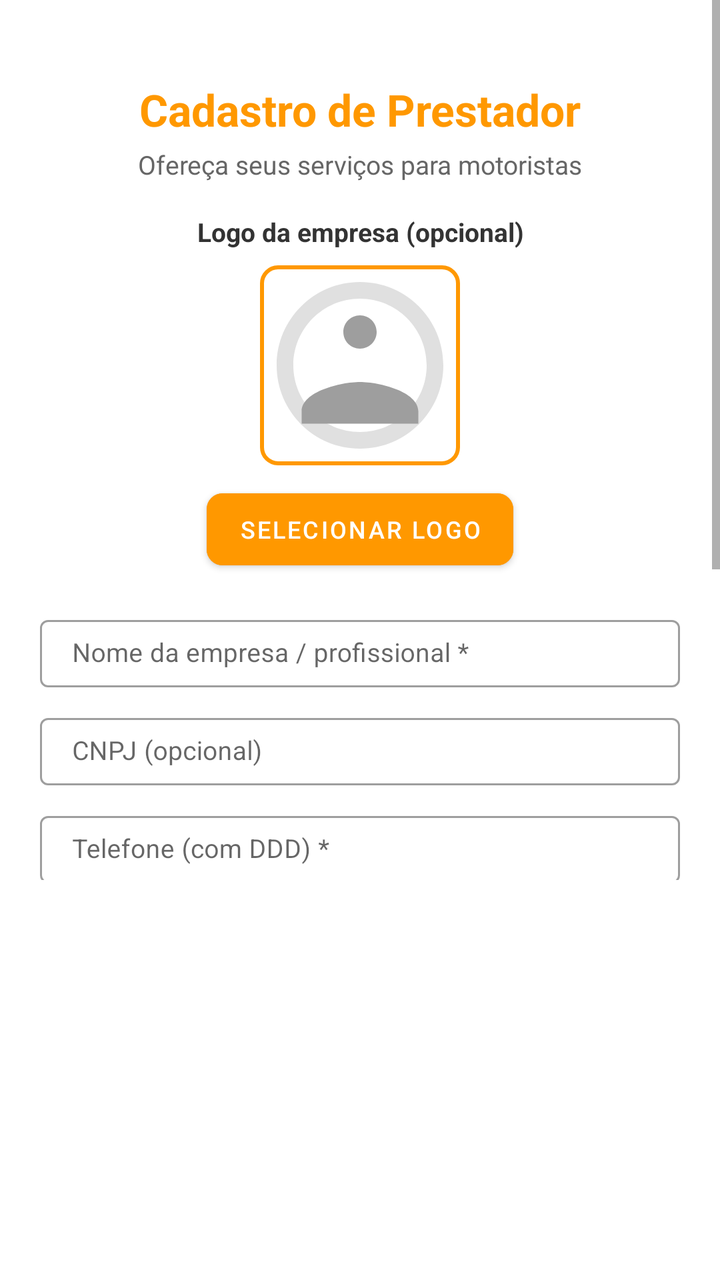
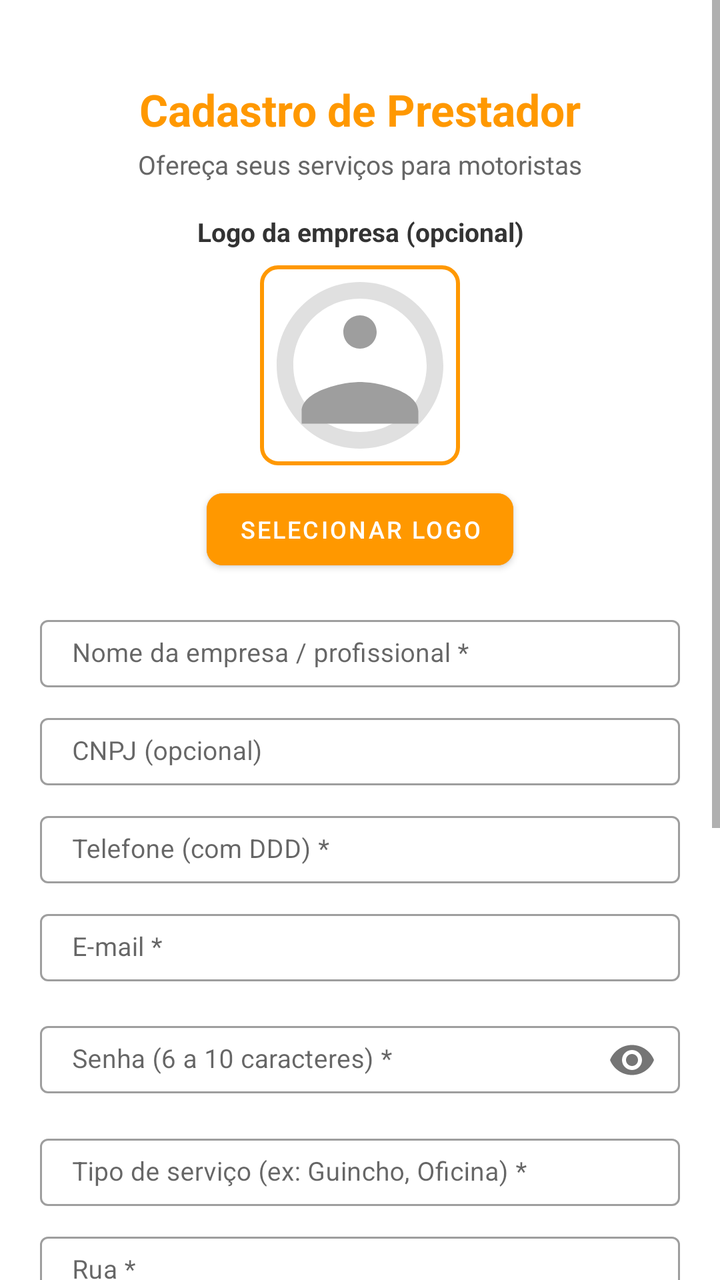

Two renders of the same Android screen: before a commit and after it. Below are the layout's source before the change and the commit's diff.
<!-- AndroidManifest.xml: application theme Theme.MaterialComponents.Light.NoActionBar -->
<!-- res/layout/activity_cadastro_prestador.xml -->
<?xml version="1.0" encoding="utf-8"?>
<ScrollView xmlns:android="http://schemas.android.com/apk/res/android"
    xmlns:app="http://schemas.android.com/apk/res-auto"
    xmlns:tools="http://schemas.android.com/tools"
    android:id="@+id/scrollView"
    android:layout_width="match_parent"
    android:layout_height="match_parent"
    android:background="@android:color/white"
    android:fillViewport="true"
    android:paddingBottom="200dp"
    android:focusableInTouchMode="true">

    <androidx.constraintlayout.widget.ConstraintLayout
        android:layout_width="match_parent"
        android:layout_height="wrap_content"
        android:paddingStart="20dp"
        android:paddingEnd="20dp"
        android:paddingTop="16dp"
        android:paddingBottom="32dp"
        tools:context=".CadastroPrestadorActivity">

        
        <TextView
            android:id="@+id/tvTitulo"
            android:layout_width="wrap_content"
            android:layout_height="wrap_content"
            android:layout_marginTop="24dp"
            android:text="Cadastro de Prestador"
            android:textColor="#FF9800"
            android:textSize="22sp"
            android:textStyle="bold"
            app:layout_constraintEnd_toEndOf="parent"
            app:layout_constraintStart_toStartOf="parent"
            app:layout_constraintTop_toTopOf="parent" />

        
        <TextView
            android:id="@+id/tvSubtitulo"
            android:layout_width="0dp"
            android:layout_height="wrap_content"
            android:layout_marginTop="4dp"
            android:gravity="center"
            android:text="Ofereça seus serviços para motoristas"
            android:textColor="#666666"
            android:textSize="13sp"
            app:layout_constraintEnd_toEndOf="parent"
            app:layout_constraintStart_toStartOf="parent"
            app:layout_constraintTop_toBottomOf="@+id/tvTitulo" />

        
        <TextView
            android:id="@+id/tvLogoLabel"
            android:layout_width="0dp"
            android:layout_height="wrap_content"
            android:layout_marginTop="16dp"
            android:gravity="center"
            android:text="Logo da empresa (opcional)"
            android:textColor="#333333"
            android:textSize="13sp"
            android:textStyle="bold"
            app:layout_constraintEnd_toEndOf="parent"
            app:layout_constraintStart_toStartOf="parent"
            app:layout_constraintTop_toBottomOf="@+id/tvSubtitulo" />

        
        <ImageView
            android:id="@+id/ivLogo"
            android:layout_width="100dp"
            android:layout_height="100dp"
            android:layout_marginTop="8dp"
            android:src="@drawable/ic_placeholder_logo"
            android:scaleType="centerCrop"
            android:clickable="true"
            android:focusable="true"
            android:background="@drawable/border_logo"
            app:layout_constraintEnd_toEndOf="parent"
            app:layout_constraintStart_toStartOf="parent"
            app:layout_constraintTop_toBottomOf="@+id/tvLogoLabel" />

        
        <com.google.android.material.button.MaterialButton
            android:id="@+id/btnSelecionarLogo"
            android:layout_width="wrap_content"
            android:layout_height="wrap_content"
            android:layout_marginTop="8dp"
            android:backgroundTint="#FF9800"
            android:text="Selecionar Logo"
            android:textColor="@android:color/white"
            android:textSize="12sp"
            app:cornerRadius="8dp"
            app:layout_constraintEnd_toEndOf="parent"
            app:layout_constraintStart_toStartOf="parent"
            app:layout_constraintTop_toBottomOf="@+id/ivLogo" />

        
        <com.google.android.material.textfield.TextInputLayout
            android:id="@+id/tilNome"
            android:layout_width="0dp"
            android:layout_height="wrap_content"
            android:layout_marginTop="16dp"
            app:hintEnabled="true"
            style="@style/Widget.MaterialComponents.TextInputLayout.OutlinedBox"
            app:layout_constraintEnd_toEndOf="parent"
            app:layout_constraintStart_toStartOf="parent"
            app:layout_constraintTop_toBottomOf="@+id/btnSelecionarLogo">

            <com.google.android.material.textfield.TextInputEditText
                android:id="@+id/edtNome"
                android:layout_width="match_parent"
                android:layout_height="wrap_content"
                android:hint="Nome da empresa / profissional *"
                android:inputType="textCapWords|textPersonName"
                android:maxLines="1"
                android:textSize="13sp"
                android:paddingTop="8dp"
                android:paddingBottom="8dp" />
        </com.google.android.material.textfield.TextInputLayout>

        
        <com.google.android.material.textfield.TextInputLayout
            android:id="@+id/tilCnpj"
            android:layout_width="0dp"
            android:layout_height="wrap_content"
            android:layout_marginTop="10dp"
            app:hintEnabled="true"
            style="@style/Widget.MaterialComponents.TextInputLayout.OutlinedBox"
            app:layout_constraintEnd_toEndOf="parent"
            app:layout_constraintStart_toStartOf="parent"
            app:layout_constraintTop_toBottomOf="@+id/tilNome">

            <com.google.android.material.textfield.TextInputEditText
                android:id="@+id/edtCnpj"
                android:layout_width="match_parent"
                android:layout_height="wrap_content"
                android:hint="CNPJ (opcional)"
                android:inputType="number"
                android:maxLines="1"
                android:textSize="13sp"
                android:paddingTop="8dp"
                android:paddingBottom="8dp" />
        </com.google.android.material.textfield.TextInputLayout>

        
        <com.google.android.material.textfield.TextInputLayout
            android:id="@+id/tilTelefone"
            android:layout_width="0dp"
            android:layout_height="wrap_content"
            android:layout_marginTop="10dp"
            app:hintEnabled="true"
            style="@style/Widget.MaterialComponents.TextInputLayout.OutlinedBox"
            app:layout_constraintEnd_toEndOf="parent"
            app:layout_constraintStart_toStartOf="parent"
            app:layout_constraintTop_toBottomOf="@+id/tilCnpj">

            <com.google.android.material.textfield.TextInputEditText
                android:id="@+id/edtTelefone"
                android:layout_width="match_parent"
                android:layout_height="wrap_content"
                android:hint="Telefone (com DDD) *"
                android:inputType="phone"
                android:maxLines="1"
                android:textSize="13sp"
                android:paddingTop="8dp"
                android:paddingBottom="8dp" />
        </com.google.android.material.textfield.TextInputLayout>

        
        <com.google.android.material.textfield.TextInputLayout
            android:id="@+id/tilEmail"
            android:layout_width="0dp"
            android:layout_height="wrap_content"
            android:layout_marginTop="10dp"
            app:hintEnabled="true"
            style="@style/Widget.MaterialComponents.TextInputLayout.OutlinedBox"
            app:layout_constraintEnd_toEndOf="parent"
            app:layout_constraintStart_toStartOf="parent"
            app:layout_constraintTop_toBottomOf="@+id/tilTelefone">

            <com.google.android.material.textfield.TextInputEditText
                android:id="@+id/edtEmail"
                android:layout_width="match_parent"
                android:layout_height="wrap_content"
                android:hint="E-mail *"
                android:inputType="textEmailAddress"
                android:maxLines="1"
                android:textSize="13sp"
                android:paddingTop="8dp"
                android:paddingBottom="8dp" />
        </com.google.android.material.textfield.TextInputLayout>

        
        <com.google.android.material.textfield.TextInputLayout
            android:id="@+id/tilSenha"
            android:layout_width="0dp"
            android:layout_height="wrap_content"
            android:layout_marginTop="10dp"
            app:hintEnabled="true"
            app:passwordToggleEnabled="true"
            style="@style/Widget.MaterialComponents.TextInputLayout.OutlinedBox"
            app:layout_constraintEnd_toEndOf="parent"
            app:layout_constraintStart_toStartOf="parent"
            app:layout_constraintTop_toBottomOf="@+id/tilEmail">

            <com.google.android.material.textfield.TextInputEditText
                android:id="@+id/edtSenha"
                android:layout_width="match_parent"
                android:layout_height="wrap_content"
                android:hint="Senha (6 a 10 caracteres) *"
                android:inputType="textPassword"
                android:maxLength="10"
                android:maxLines="1"
                android:textSize="13sp"
                android:paddingTop="8dp"
                android:paddingBottom="8dp" />
        </com.google.android.material.textfield.TextInputLayout>

        
        <com.google.android.material.textfield.TextInputLayout
            android:id="@+id/tilServico"
            android:layout_width="0dp"
            android:layout_height="wrap_content"
            android:layout_marginTop="10dp"
            app:hintEnabled="true"
            style="@style/Widget.MaterialComponents.TextInputLayout.OutlinedBox"
            app:layout_constraintEnd_toEndOf="parent"
            app:layout_constraintStart_toStartOf="parent"
            app:layout_constraintTop_toBottomOf="@+id/tilSenha">

            <com.google.android.material.textfield.TextInputEditText
                android:id="@+id/edtServico"
                android:layout_width="match_parent"
                android:layout_height="wrap_content"
                android:hint="Tipo de serviço (ex: Guincho, Oficina) *"
                android:inputType="textCapWords"
                android:maxLines="1"
                android:textSize="13sp"
                android:paddingTop="8dp"
                android:paddingBottom="8dp" />
        </com.google.android.material.textfield.TextInputLayout>

        

        
        <com.google.android.material.textfield.TextInputLayout
            android:id="@+id/tilRua"
            android:layout_width="0dp"
            android:layout_height="wrap_content"
            android:layout_marginTop="10dp"
            app:hintEnabled="true"
            style="@style/Widget.MaterialComponents.TextInputLayout.OutlinedBox"
            app:layout_constraintEnd_toEndOf="parent"
            app:layout_constraintStart_toStartOf="parent"
            app:layout_constraintTop_toBottomOf="@+id/tilServico">

            <com.google.android.material.textfield.TextInputEditText
                android:id="@+id/edtRua"
                android:layout_width="match_parent"
                android:layout_height="wrap_content"
                android:hint="Rua *"
                android:inputType="textPostalAddress"
                android:maxLines="1"
                android:textSize="13sp"
                android:paddingTop="8dp"
                android:paddingBottom="8dp" />
        </com.google.android.material.textfield.TextInputLayout>

        
        <androidx.constraintlayout.widget.ConstraintLayout
            android:id="@+id/clNumeroBairro"
            android:layout_width="0dp"
            android:layout_height="wrap_content"
            android:layout_marginTop="10dp"
            app:layout_constraintEnd_toEndOf="parent"
            app:layout_constraintStart_toStartOf="parent"
            app:layout_constraintTop_toBottomOf="@+id/tilRua">

            <com.google.android.material.textfield.TextInputLayout
                android:id="@+id/tilNumero"
                android:layout_width="0dp"
                android:layout_height="wrap_content"
                app:hintEnabled="true"
                style="@style/Widget.MaterialComponents.TextInputLayout.OutlinedBox"
                app:layout_constraintEnd_toStartOf="@+id/tilBairro"
                app:layout_constraintStart_toStartOf="parent"
                app:layout_constraintTop_toTopOf="parent">

                <com.google.android.material.textfield.TextInputEditText
                    android:id="@+id/edtNumero"
                    android:layout_width="match_parent"
                    android:layout_height="wrap_content"
                    android:hint="Número *"
                    android:inputType="number"
                    android:maxLines="1"
                    android:textSize="13sp"
                    android:paddingTop="8dp"
                    android:paddingBottom="8dp" />
            </com.google.android.material.textfield.TextInputLayout>

            <com.google.android.material.textfield.TextInputLayout
                android:id="@+id/tilBairro"
                android:layout_width="0dp"
                android:layout_height="wrap_content"
                app:hintEnabled="true"
                style="@style/Widget.MaterialComponents.TextInputLayout.OutlinedBox"
                app:layout_constraintEnd_toEndOf="parent"
                app:layout_constraintStart_toEndOf="@+id/tilNumero"
                app:layout_constraintTop_toTopOf="parent"
                android:layout_marginStart="8dp">

                <com.google.android.material.textfield.TextInputEditText
                    android:id="@+id/edtBairro"
                    android:layout_width="match_parent"
                    android:layout_height="wrap_content"
                    android:hint="Bairro *"
                    android:inputType="textPostalAddress"
                    android:maxLines="1"
                    android:textSize="13sp"
                    android:paddingTop="8dp"
                    android:paddingBottom="8dp" />
            </com.google.android.material.textfield.TextInputLayout>
        </androidx.constraintlayout.widget.ConstraintLayout>

        
        <androidx.constraintlayout.widget.ConstraintLayout
            android:id="@+id/clCidadeEstado"
            android:layout_width="0dp"
            android:layout_height="wrap_content"
            android:layout_marginTop="10dp"
            app:layout_constraintEnd_toEndOf="parent"
            app:layout_constraintStart_toStartOf="parent"
            app:layout_constraintTop_toBottomOf="@+id/clNumeroBairro">

            <com.google.android.material.textfield.TextInputLayout
                android:id="@+id/tilCidade"
                android:layout_width="0dp"
                android:layout_height="wrap_content"
                app:hintEnabled="true"
                style="@style/Widget.MaterialComponents.TextInputLayout.OutlinedBox"
                app:layout_constraintEnd_toStartOf="@+id/tilEstado"
                app:layout_constraintStart_toStartOf="parent"
                app:layout_constraintTop_toTopOf="parent">

                <com.google.android.material.textfield.TextInputEditText
                    android:id="@+id/edtCidade"
                    android:layout_width="match_parent"
                    android:layout_height="wrap_content"
                    android:hint="Cidade *"
                    android:inputType="textPostalAddress"
                    android:maxLines="1"
                    android:textSize="13sp"
                    android:paddingTop="8dp"
                    android:paddingBottom="8dp" />
            </com.google.android.material.textfield.TextInputLayout>

            <com.google.android.material.textfield.TextInputLayout
                android:id="@+id/tilEstado"
                android:layout_width="0dp"
                android:layout_height="wrap_content"
                app:hintEnabled="true"
                style="@style/Widget.MaterialComponents.TextInputLayout.OutlinedBox"
                app:layout_constraintEnd_toEndOf="parent"
                app:layout_constraintStart_toEndOf="@+id/tilCidade"
                app:layout_constraintTop_toTopOf="parent"
                android:layout_marginStart="8dp">

                <com.google.android.material.textfield.TextInputEditText
                    android:id="@+id/edtEstado"
                    android:layout_width="match_parent"
                    android:layout_height="wrap_content"
                    android:hint="Estado *"
                    android:inputType="textCapCharacters"
                    android:maxLines="1"
                    android:textSize="13sp"
                    android:paddingTop="8dp"
                    android:paddingBottom="8dp" />
            </com.google.android.material.textfield.TextInputLayout>
        </androidx.constraintlayout.widget.ConstraintLayout>

        
        <androidx.constraintlayout.widget.ConstraintLayout
            android:id="@+id/clComplementoPais"
            android:layout_width="0dp"
            android:layout_height="wrap_content"
            android:layout_marginTop="10dp"
            app:layout_constraintEnd_toEndOf="parent"
            app:layout_constraintStart_toStartOf="parent"
            app:layout_constraintTop_toBottomOf="@+id/clCidadeEstado">

            <com.google.android.material.textfield.TextInputLayout
                android:id="@+id/tilComplemento"
                android:layout_width="0dp"
                android:layout_height="wrap_content"
                app:hintEnabled="true"
                style="@style/Widget.MaterialComponents.TextInputLayout.OutlinedBox"
                app:layout_constraintEnd_toStartOf="@+id/tilPais"
                app:layout_constraintStart_toStartOf="parent"
                app:layout_constraintTop_toTopOf="parent">

                <com.google.android.material.textfield.TextInputEditText
                    android:id="@+id/edtComplemento"
                    android:layout_width="match_parent"
                    android:layout_height="wrap_content"
                    android:hint="Complemento (opcional)"
                    android:inputType="textPostalAddress"
                    android:maxLines="1"
                    android:textSize="13sp"
                    android:paddingTop="8dp"
                    android:paddingBottom="8dp" />
            </com.google.android.material.textfield.TextInputLayout>

            <com.google.android.material.textfield.TextInputLayout
                android:id="@+id/tilPais"
                android:layout_width="0dp"
                android:layout_height="wrap_content"
                app:hintEnabled="true"
                style="@style/Widget.MaterialComponents.TextInputLayout.OutlinedBox"
                app:layout_constraintEnd_toEndOf="parent"
                app:layout_constraintStart_toEndOf="@+id/tilComplemento"
                app:layout_constraintTop_toTopOf="parent"
                android:layout_marginStart="8dp">

                <com.google.android.material.textfield.TextInputEditText
                    android:id="@+id/edtPais"
                    android:layout_width="match_parent"
                    android:layout_height="wrap_content"
                    android:hint="País *"
                    android:inputType="textCapWords"
                    android:maxLines="1"
                    android:textSize="13sp"
                    android:paddingTop="8dp"
                    android:paddingBottom="8dp"
                    android:text="Brasil" />
            </com.google.android.material.textfield.TextInputLayout>
        </androidx.constraintlayout.widget.ConstraintLayout>

        

        
        <com.google.android.material.textfield.TextInputLayout
            android:id="@+id/tilPreco"
            android:layout_width="0dp"
            android:layout_height="wrap_content"
            android:layout_marginTop="10dp"
            app:hintEnabled="true"
            style="@style/Widget.MaterialComponents.TextInputLayout.OutlinedBox"
            app:layout_constraintEnd_toEndOf="parent"
            app:layout_constraintStart_toStartOf="parent"
            app:layout_constraintTop_toBottomOf="@+id/clComplementoPais">

            <com.google.android.material.textfield.TextInputEditText
                android:id="@+id/edtPreco"
                android:layout_width="match_parent"
                android:layout_height="wrap_content"
                android:hint="Valor médio (opcional)"
                android:inputType="numberDecimal"
                android:maxLines="1"
                android:textSize="13sp"
                android:paddingTop="8dp"
                android:paddingBottom="8dp" />
        </com.google.android.material.textfield.TextInputLayout>

        
        <com.google.android.material.button.MaterialButton
            android:id="@+id/btnCadastrar"
            android:layout_width="0dp"
            android:layout_height="wrap_content"
            android:layout_marginTop="24dp"
            android:backgroundTint="#FF9800"
            android:text="CADASTRAR E OFERECER SERVIÇO"
            android:textColor="@android:color/white"
            android:textSize="14sp"
            android:padding="12dp"
            app:cornerRadius="10dp"
            app:layout_constraintEnd_toEndOf="parent"
            app:layout_constraintStart_toStartOf="parent"
            app:layout_constraintTop_toBottomOf="@+id/tilPreco" />
            
            <com.google.android.material.button.MaterialButton
                android:id="@+id/btnExcluir"
                style="@style/Widget.MaterialComponents.Button.OutlinedButton"
                android:layout_width="match_parent"
                android:layout_height="wrap_content"
                android:layout_marginTop="12dp"
                android:padding="12dp"
                android:text="EXCLUIR MEU CADASTRO"
                android:textColor="@color/admin_vermelho"
                android:visibility="gone"
                app:cornerRadius="12dp"
                app:strokeColor="@color/admin_vermelho" />


        
        <TextView
            android:layout_width="0dp"
            android:layout_height="wrap_content"
            android:layout_marginTop="16dp"
            android:layout_marginBottom="80dp"
            android:gravity="center"
            android:text="Ao cadastrar, você concorda com nossos Termos de Uso"
            android:textColor="#999999"
            android:textSize="11sp"
            app:layout_constraintEnd_toEndOf="parent"
            app:layout_constraintStart_toStartOf="parent"
            app:layout_constraintTop_toBottomOf="@+id/btnCadastrar" />

    </androidx.constraintlayout.widget.ConstraintLayout>
</ScrollView>
<!-- resources referenced by this layout -->
<resources>
  <color name="admin_vermelho">#D32F2F</color>
  <!-- drawable border_logo (drawable) -->
  <shape xmlns:android="http://schemas.android.com/apk/res/android"
      android:shape="rectangle">
      <solid android:color="@android:color/white" />
      <stroke android:width="2dp" android:color="#FF9800" />
      <corners android:radius="8dp" />
  </shape>
  <!-- drawable ic_placeholder_logo (drawable) -->
  <vector xmlns:android="http://schemas.android.com/apk/res/android"
      android:width="100dp"
      android:height="100dp"
      android:viewportWidth="24"
      android:viewportHeight="24">
      <path
          android:fillColor="#E0E0E0"
          android:pathData="M12,2C6.48,2 2,6.48 2,12s4.48,10 10,10 10,-4.48 10,-10S17.52,2 12,2zM12,4c4.41,0 8,3.59 8,8s-3.59,8 -8,8 -8,-3.59 -8,-8 3.59,-8 8,-8z"/>
      <path
          android:fillColor="#9E9E9E"
          android:pathData="M12,6c-1.1,0 -2,0.9 -2,2s0.9,2 2,2 2,-0.9 2,-2 -0.9,-2 -2,-2zM12,14c-2.33,0 -7,1.17 -7,3.5V19h14v-1.5c0,-2.33 -4.67,-3.5 -7,-3.5z"/>
  </vector>
</resources>

<!-- the commit's change to res/layout/activity_cadastro_prestador.xml (unified diff, before → after) -->
@@ -7,7 +7,7 @@
     android:layout_height="match_parent"
     android:background="@android:color/white"
     android:fillViewport="true"
-    android:paddingBottom="200dp"
+    android:fitsSystemWindows="true"
     android:focusableInTouchMode="true">
 
     <androidx.constraintlayout.widget.ConstraintLayout
